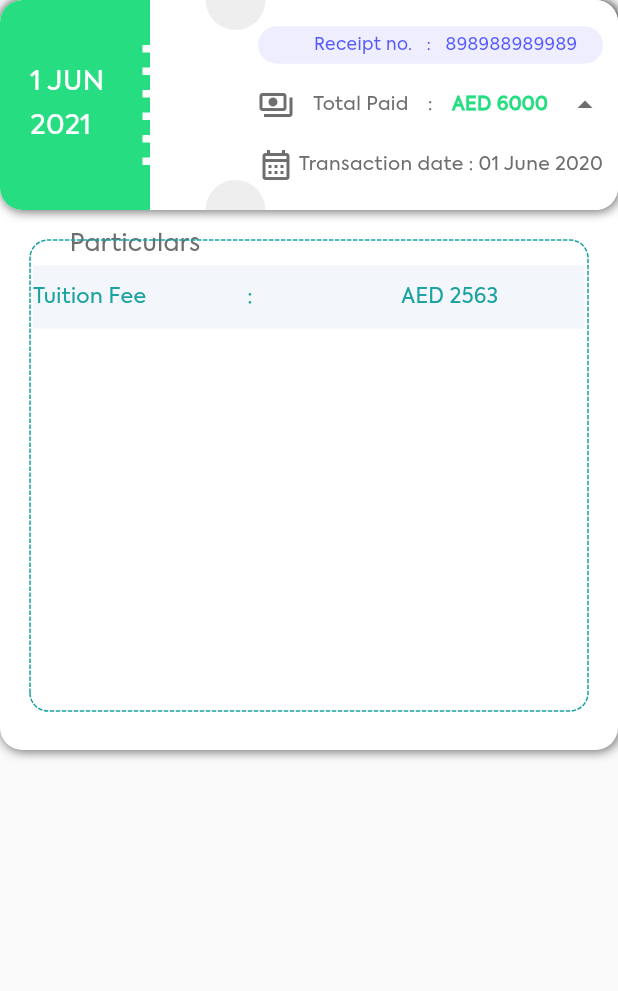
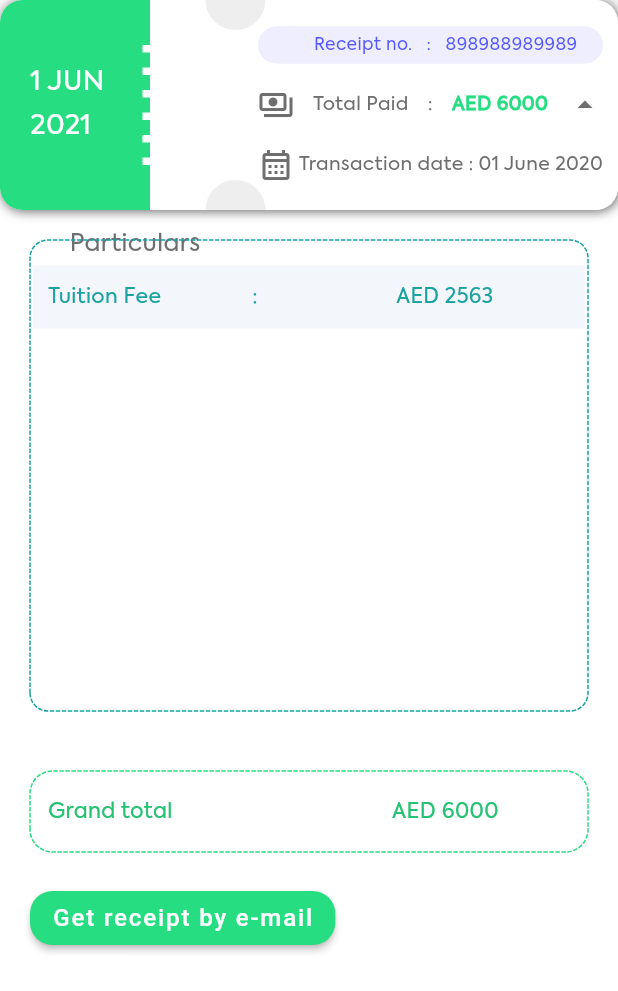
Before and after one commit to faizal6916/schooldiarjuly12, a Flutter app: the PaidFeeWidget widget shown alone on an empty page, opened directly, after a tap on "1 JUN 2021", on a phone screen of 412 x 824 dp. Shown: the top 991 px of the screen. Run offline on Flutter 3.47's test engine with Material 2 defaults, Android fonts, the light colour scheme and no system bars; drawn by our look-alikes of dotted_border; our stand-ins replace flutter_screenutil, lottie; network calls fail.

Commit message:
add feepaid

```diff
--- a/lib/Widgets/paidFee.dart
+++ b/lib/Widgets/paidFee.dart
@@ -15,19 +15,20 @@ class _PaidFeeWidgetState extends State<PaidFeeWidget> {
   Widget build(BuildContext context) {
     return Container(
       width: 1.sw,
-      height: isExpanded? 500 : 140,
+      height: isExpanded? 700 : 140,
       decoration: BoxDecoration(
         color: Colors.white,
         borderRadius: BorderRadius.circular(15),
         boxShadow: [
-          BoxShadow(
-              color: Colors.black54,
-              offset: Offset(1, 1),
-              //spreadRadius: 2
-              blurRadius: 5)
+          // BoxShadow(
+          //     color: Colors.black54,
+          //     offset: Offset(1, 1),
+          //     //spreadRadius: 2
+          //     blurRadius: 5)
         ],
       ),
       child: Column(
+        //mainAxisAlignment: MainAxisAlignment.start,
         children: [
           InkWell(
             onTap: (){
@@ -101,7 +102,9 @@ class _PaidFeeWidgetState extends State<PaidFeeWidget> {
               ),
             ),
           ),
-        isExpanded?  Stack(
+        isExpanded?  Column(
+          children: [
+            Stack(
                 children: [
                   Positioned(
                     top: 10,
@@ -145,6 +148,7 @@ class _PaidFeeWidgetState extends State<PaidFeeWidget> {
                                       height: 15,
                                     ),
                                     Container(
+                                      padding: EdgeInsets.symmetric(horizontal: 10),
                                       color: Color(0xFFf3f6fa),
                                       child: Table(
                                         children: [
@@ -178,15 +182,61 @@ class _PaidFeeWidgetState extends State<PaidFeeWidget> {
                                           )
                                         ],
                                       ),
-                                )
+                                    ),
+
                                   ],
                                 ),
-                          )
+                              ),
+
                             ],
                           ),
-                    )),
+                        ),),
                   ),
                 ],
+              ),
+            //SizedBox(height: 10,),
+            Padding(
+              padding: const EdgeInsets.all(20.0),
+              child: DottedBorder(
+                color: Color(0xff26de81),
+                borderType: BorderType.RRect,
+                radius: Radius.circular(15),
+                child: Container(
+                    padding: EdgeInsets.symmetric(horizontal: 10),
+                    width: double.infinity,
+                    height: 50,
+                    child: Row(
+                      mainAxisAlignment: MainAxisAlignment.spaceBetween,
+                      children: [
+                        Text('Grand total',style: grandTotalStyle(),),
+                        SizedBox(width: 55,),
+                        Text('AED 6000',style: grandTotalStyle(),),
+                        SizedBox(width: 2,),
+                      ],
+                    )
+                ),),
+            ),
+            //SizedBox(height: 10,),
+            Row(
+              mainAxisAlignment: MainAxisAlignment.start,
+              children: [
+                Padding(
+                  padding: const EdgeInsets.symmetric(horizontal: 20),
+                  child: ElevatedButton(
+                    style: ElevatedButton.styleFrom(
+                      primary: Color(0xff26de81),
+                      shape: RoundedRectangleBorder(
+                        borderRadius: BorderRadius.circular(15)
+                      )
+                    ),
+                    onPressed: (){}, child: Text('Get receipt by e-mail'),),
+                ),
+                SizedBox(width: 5,)
+              ],
+            ),
+
+          ],
+          //mainAxisAlignment: MainAxisAlignment.start,
         ) : Container()
         ],
       ),
@@ -364,4 +414,11 @@ class _PaidFeeWidgetState extends State<PaidFeeWidget> {
       fontWeight: FontWeight.w400,
       fontFamily: "Axiforma",
       fontSize: 12.sp);
+
+  grandTotalStyle() => TextStyle(
+      color: Color(0xff24c272),
+      fontWeight: FontWeight.w400,
+      fontFamily: "Axiforma",
+      fontSize: 14.0
+  );
 }
```
Lines whose indentation alone changed are shown as unchanged.
